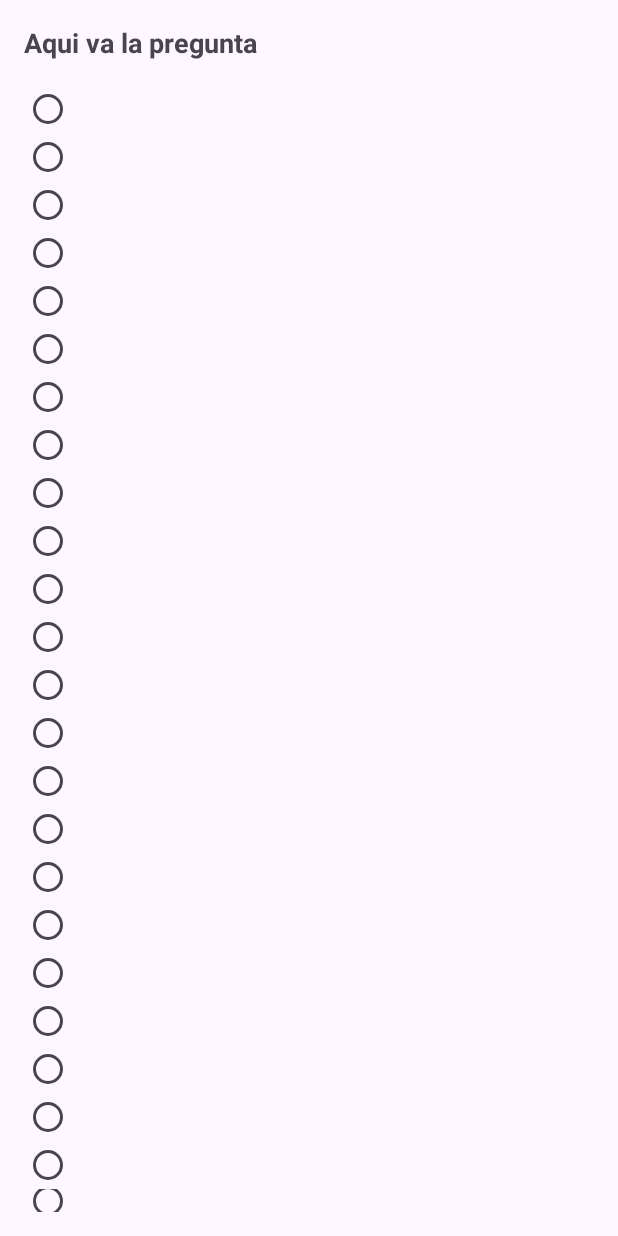
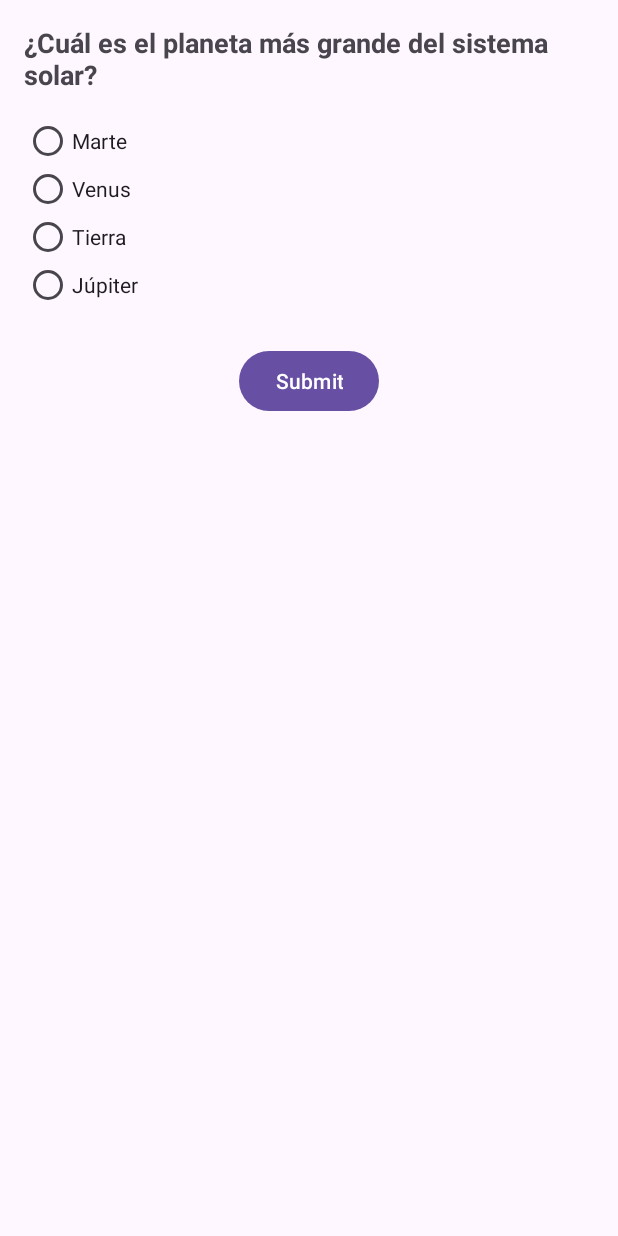
Before and after one commit to Laeros/DM-Parcial, an Android app: the screen it shows after launch (MainActivity), after a tap on "Comenzar Juego", on a phone screen of 412 x 824 dp. Run offline under Robolectric (Android 15) with nearby library versions, the phone set to English and light mode, and no system bars; 2 statements that could not run were skipped.

Commit message:
Se implementa 'lateinit' para inicialización diferida de vistas, se añade un temporizador a cada pregunta y se bloquea el button "enviar" hasta que se marque una opción
Se utiliza 'lateinit' para diferir la inicialización de las vistas hasta que el fragmento haya completado la creación de su vista en el método onViewCreated(). Esto asegura que las propiedades no sean inicializadas hasta que estén disponibles, evitando posibles null pointer exceptions o inicializaciones prematuras.
Se define un limite de 30 segundos para cada pregunta

```diff
--- a/QuestionsNAnswersGame/app/src/main/java/com/questionsnanswersgame/QuestionFragment.kt
+++ b/QuestionsNAnswersGame/app/src/main/java/com/questionsnanswersgame/QuestionFragment.kt
@@ -1,6 +1,7 @@
 package com.questionsnanswersgame
 
 import android.os.Bundle
+import android.os.CountDownTimer
 import android.view.LayoutInflater
 import android.view.View
 import android.view.ViewGroup
@@ -12,9 +13,89 @@ import androidx.fragment.app.Fragment
 
 class QuestionFragment : Fragment() {
 
-    private var currentQuestionIndex: Int = 0 // Índice de la pregunta actual
-    private var selectedOptionIndex: Int = -1
-    private lateinit var questions: List<Question> // Lista de preguntas
+    private lateinit var questionText: TextView
+    private lateinit var optionsRadioGroup: RadioGroup
+    private lateinit var submitButton: Button
+    private lateinit var timerTextView: TextView
+    private var selectedOption: Int = -1
+    private var countDownTimer: CountDownTimer? = null // Nullable para evitar errores de inicialización
+
+    // Lista de preguntas
+    private val questions = listOf(
+        Question(
+            question = "¿Cuál es el planeta más grande del sistema solar?",
+            options = listOf("Marte", "Venus", "Tierra", "Júpiter"),
+            correctAnswerIndex = 3,
+            explanation = "La respuesta correcta es Júpiter.",
+            funFact = "Júpiter es tan grande que cabrían más de 1,300 planetas del tamaño de la Tierra dentro de él."
+        ),
+        Question(
+            question = "¿Quién pintó la Mona Lisa?",
+            options = listOf("Miguel Ángel", "Van Gogh", "Leonardo da Vinci", "Picasso"),
+            correctAnswerIndex = 2,
+            explanation = "La respuesta correcta es Leonardo da Vinci.",
+            funFact = "Se dice que Leonardo da Vinci tardó unos cuatro años en pintar la Mona Lisa y nunca se separó de ella."
+        ),
+        Question(
+            question = "¿Cuál es el metal más ligero de todos?",
+            options = listOf("Litio", "Plata", "Aluminio", "Oro"),
+            correctAnswerIndex = 0,
+            explanation = "La respuesta correcta es Litio.",
+            funFact = "El litio es tan ligero que flota en el agua y se utiliza en baterías recargables."
+        ),
+        Question(
+            question = "¿Cuál es el país más grande en términos de superficie?",
+            options = listOf("Estados Unidos", "Canadá", "China", "Rusia"),
+            correctAnswerIndex = 3,
+            explanation = "La respuesta correcta es Rusia.",
+            funFact = "Rusia es tan grande que cubre 11 zonas horarias diferentes."
+        ),
+        Question(
+            question = "¿Cuál es el océano más profundo del mundo?",
+            options = listOf("Atlántico", "Índico", "Pacífico", "Ártico"),
+            correctAnswerIndex = 2,
+            explanation = "La respuesta correcta es Pacífico.",
+            funFact = "El punto más profundo del océano Pacífico, la Fosa de las Marianas, tiene una profundidad de 11 km, más que la altura del Monte Everest."
+        ),
+        Question(
+            question = "¿En qué año llegó el hombre a la luna?",
+            options = listOf("1962", "1969", "1972", "1965"),
+            correctAnswerIndex = 1,
+            explanation = "La respuesta correcta es 1969.",
+            funFact = "Neil Armstrong fue el primer ser humano en caminar sobre la luna el 20 de julio de 1969."
+        ),
+        Question(
+            question = "¿Cuál es el idioma más hablado en el mundo?",
+            options = listOf("Español", "Inglés", "Mandarín", "Árabe"),
+            correctAnswerIndex = 2,
+            explanation = "La respuesta correcta es Mandarín.",
+            funFact = "El mandarín tiene más de 900 millones de hablantes nativos, superando por mucho al inglés."
+        ),
+        Question(
+            question = "¿Qué vitamina se obtiene principalmente de la exposición al sol?",
+            options = listOf("Vitamina C", "Vitamina E", "Vitamina D", "Vitamina B12"),
+            correctAnswerIndex = 2,
+            explanation = "La respuesta correcta es Vitamina D.",
+            funFact = "La vitamina D ayuda a absorber el calcio y es esencial para la salud de los huesos."
+        ),
+        Question(
+            question = "¿Cuál es el animal terrestre más rápido?",
+            options = listOf("León", "Guepardo", "Antílope", "Halcón"),
+            correctAnswerIndex = 1,
+            explanation = "La respuesta correcta es Guepardo.",
+            funFact = "El guepardo puede alcanzar una velocidad de hasta 120 km/h en distancias cortas."
+        ),
+        Question(
+            question = "¿Quién escribió 'Don Quijote de la Mancha'?",
+            options = listOf("Gabriel García Márquez", "Miguel de Cervantes", "Federico García Lorca", "Jorge Luis Borges"),
+            correctAnswerIndex = 1,
+            explanation = "La respuesta correcta es Miguel de Cervantes.",
+            funFact = "'Don Quijote de la Mancha' es considerada una de las primeras novelas modernas y fue publicada en dos partes, en 1605 y 1615."
+        )
+    )
+
+    private var currentQuestionIndex = 0
+    private var score = 0
 
     override fun onCreateView(
         inflater: LayoutInflater, container: ViewGroup?,
@@ -26,79 +107,88 @@ class QuestionFragment : Fragment() {
     override fun onViewCreated(view: View, savedInstanceState: Bundle?) {
         super.onViewCreated(view, savedInstanceState)
 
-        // Inicializa las preguntas. Puedes cambiar estas preguntas con tu propia lógica.
-        questions = listOf(
-            Question(
-                text = "¿Cuál es la capital de Francia?",
-                options = listOf("Berlin", "Madrid", "Paris", "Roma"),
-                correctAnswerIndex = 2
-            ),
-            Question(
-                text = "¿Qué planeta es conocido como el planeta rojo?",
-                options = listOf("Tierra", "Marte", "Jupiter", "Venus"),
-                correctAnswerIndex = 1
-            ),
-            Question(
-                text = "¿Quién escribió 'Hamlet'?",
-                options = listOf("Mark Twain", "William Shakespeare", "Charles Dickens", "J.K. Rowling"),
-                correctAnswerIndex = 1
-            )
-        )
+        // Referencias a los elementos del layout
+        questionText = view.findViewById(R.id.question_text)
+        optionsRadioGroup = view.findViewById(R.id.options_radio_group)
+        submitButton = view.findViewById(R.id.submit_button)
+        timerTextView = view.findViewById(R.id.timer_text_view)
 
-        // Cargar la primera pregunta
-        loadQuestion(view)
+        loadQuestion()
 
-        // Configurar el botón de envío
-        val submitButton: Button = view.findViewById(R.id.submit_button)
+        // Habilitar el botón solo si una opción ha sido seleccionada
+        optionsRadioGroup.setOnCheckedChangeListener { _, checkedId ->
+            selectedOption = checkedId
+            submitButton.isEnabled = selectedOption != -1
+        }
+
+        // Lógica para enviar la respuesta
         submitButton.setOnClickListener {
-            if (selectedOptionIndex != -1) {
-                val isCorrect = selectedOptionIndex == questions[currentQuestionIndex].correctAnswerIndex
-                val explanation = questions[currentQuestionIndex].explanation()
+            val selectedRadioButton = view.findViewById<RadioButton>(selectedOption)
+            val selectedAnswerIndex = optionsRadioGroup.indexOfChild(selectedRadioButton)
 
-                // Navegar al AnswerFragment con los datos de la respuesta
+            // Obtener la pregunta actual
+            val currentQuestion = questions[currentQuestionIndex]
+
+            // Lógica para evaluar la respuesta
+            val isCorrect = selectedAnswerIndex == currentQuestion.correctAnswerIndex
+            if (isCorrect) score++ // Incrementar la puntuación solo si es correcta
+
+            // Pasar a AnswerFragment con los detalles de la respuesta
+            parentFragmentManager.beginTransaction()
+                .replace(
+                    R.id.fragment_container,
+                    AnswerFragment.newInstance(isCorrect, currentQuestion.explanation, currentQuestion.funFact)
+                )
+                .addToBackStack(null)
+                .commit()
+
+            // Ir a la siguiente pregunta o finalizar si ya no hay más
+            if (currentQuestionIndex < questions.size - 1) {
+                currentQuestionIndex++
+                loadQuestion()
+            } else {
+                // Finalizar juego y mostrar puntuación
                 parentFragmentManager.beginTransaction()
-                    .replace(R.id.fragment_container, AnswerFragment.newInstance(isCorrect, explanation))
-                    .addToBackStack(null)
+                    .replace(R.id.fragment_container, ScoreFragment.newInstance(score, questions.size))
                     .commit()
-
-                // Pasar a la siguiente pregunta si es la última
-                if (currentQuestionIndex < questions.size - 1) {
-                    currentQuestionIndex++
-                } else {
-                    // Aquí, solo reseteamos el índice para un bucle infinito de preguntas
-                    currentQuestionIndex = 0
-                }
-
-                // Recargar la siguiente pregunta
-                loadQuestion(view)
             }
         }
     }
 
-    // Función para cargar y mostrar una pregunta
-    private fun loadQuestion(view: View) {
-        val questionTextView: TextView = view.findViewById(R.id.question_text)
-        val optionsRadioGroup: RadioGroup = view.findViewById(R.id.options_radio_group)
+    private fun loadQuestion() {
+        val currentQuestion = questions[currentQuestionIndex]
 
-        // Limpiar el RadioGroup antes de agregar nuevas opciones
+        // Cargar texto de la pregunta
+        questionText.text = currentQuestion.question
+
+        // Limpiar opciones anteriores
+        optionsRadioGroup.clearCheck()
+
+        // Cargar opciones en el RadioGroup
         optionsRadioGroup.removeAllViews()
-
-        // Mostrar la pregunta actual
-        val currentQuestion = questions[currentQuestionIndex]
-        questionTextView.text = currentQuestion.text
-
-        // Añadir las opciones al RadioGroup
-        currentQuestion.options.forEachIndexed { index, optionText ->
+        currentQuestion.options.forEachIndexed { _, optionText ->
             val radioButton = RadioButton(context)
             radioButton.id = View.generateViewId()
             radioButton.text = optionText
             optionsRadioGroup.addView(radioButton)
+        }
 
-            // Detectar la opción seleccionada
-            optionsRadioGroup.setOnCheckedChangeListener { group, checkedId ->
-                val selectedRadioButton = view.findViewById<RadioButton>(checkedId)
-                selectedOptionIndex = group.indexOfChild(selectedRadioButton)
+        // Reiniciar temporizador para la nueva pregunta
+        countDownTimer?.cancel() // Cancelar el temporizador anterior si existe
+        countDownTimer = object : CountDownTimer(30000, 1000) {
+            override fun onTick(millisUntilFinished: Long) {
+                timerTextView.text = getString(R.string.time_remaining, millisUntilFinished / 1000)
+            }
+
+            override fun onFinish() {
+                submitButton.performClick() // Fuerza el envío de la respuesta al acabar el tiempo
             }
         }
+        countDownTimer?.start()
+    }
+
+    override fun onDestroyView() {
+        super.onDestroyView()
+        countDownTimer?.cancel() // Cancelar el temporizador cuando la vista se destruye
     }
 }
```
